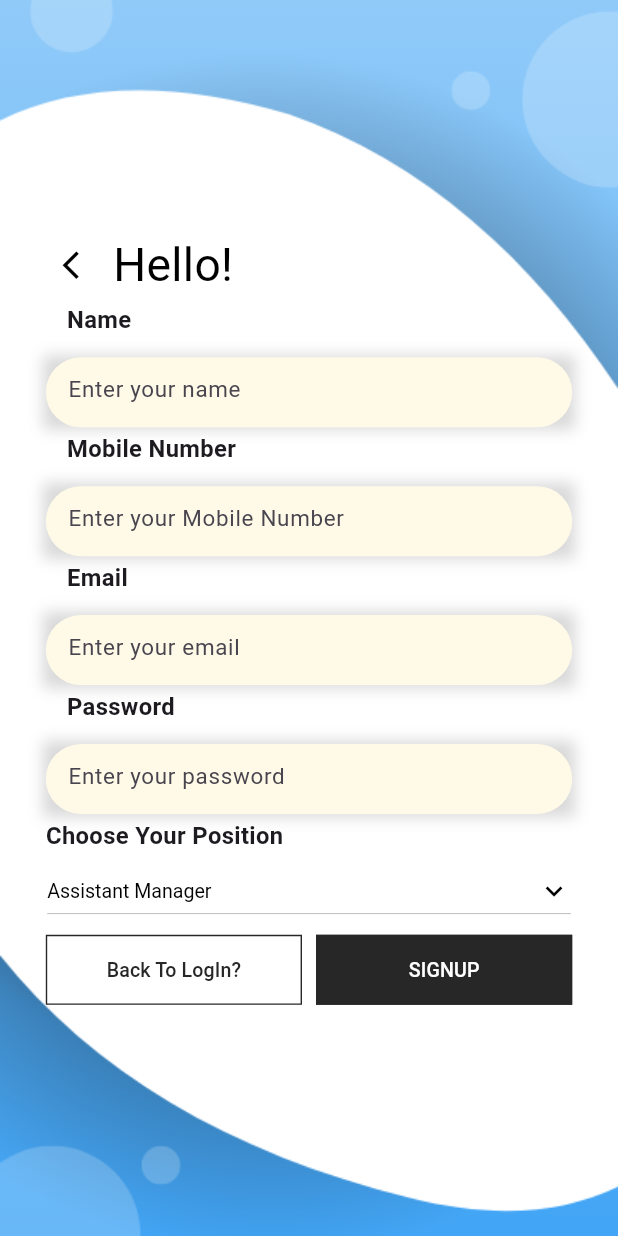
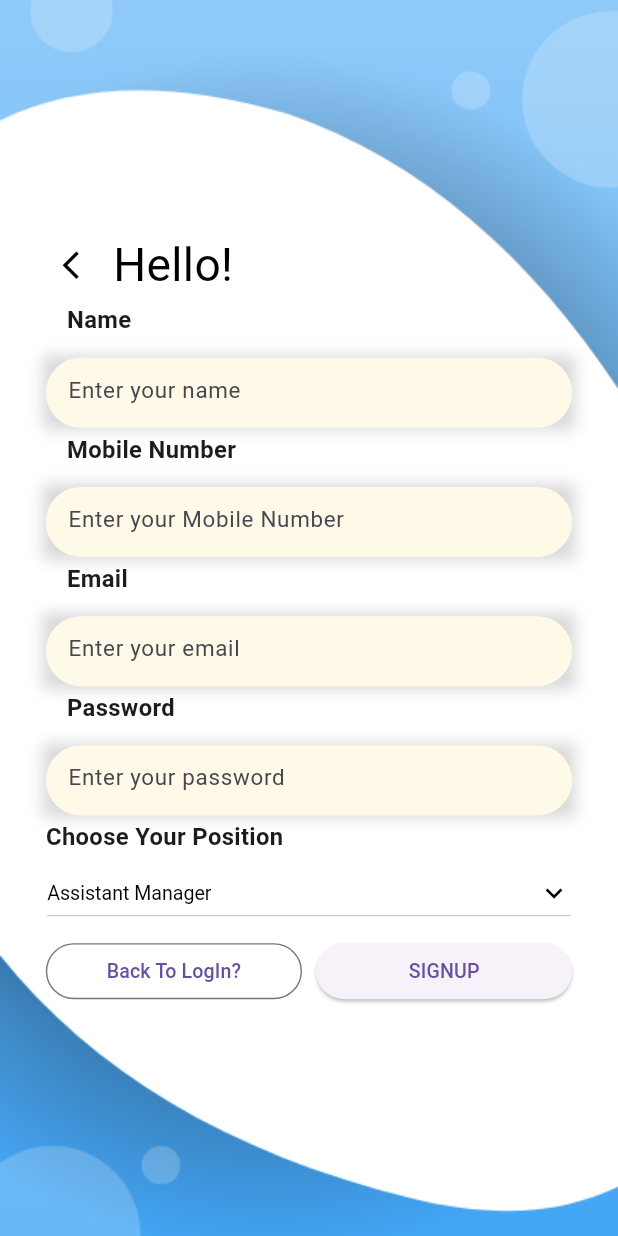
Before and after one commit to SatyamKanoujia/Task-Management, a Flutter app: the screen it shows after launch, after a tap on "LOGIN", after a tap on "SIGNUP", on a phone screen of 412 x 824 dp. Run offline on Flutter 3.47's test engine with Material 3 defaults, Android fonts, the phone set to English and light mode, and no system bars; our stand-ins replace animate_do, awesome_snackbar_content, flutter_vector_icons, google_fonts, lottie, shared_preferences; network calls fail.

Commit message:
Update main.dart

```diff
--- a/lib/main.dart
+++ b/lib/main.dart
@@ -3,7 +3,6 @@ import 'package:provider/provider.dart';
 import 'package:task_management/providers/task_provider.dart';
 import 'package:task_management/providers/user_provider.dart';
 import 'package:task_management/src/features/screens/splash_screen/splash_screen.dart';
-import 'package:task_management/utils/theme/theme.dart';
 
 void main() {
   runApp(
@@ -26,13 +25,11 @@ class MyApp extends StatelessWidget {
 
   @override
   Widget build(BuildContext context) {
-    return MaterialApp(
+    return const MaterialApp(
       title: 'Flutter Demo',
-      theme: TAppTheme.lightTheme,
-      darkTheme: TAppTheme.darkTheme,
       themeMode: ThemeMode.light,
       debugShowCheckedModeBanner: false,
-      home: const SplashScreen(),
+      home: SplashScreen(),
     );
   }
 }
```
